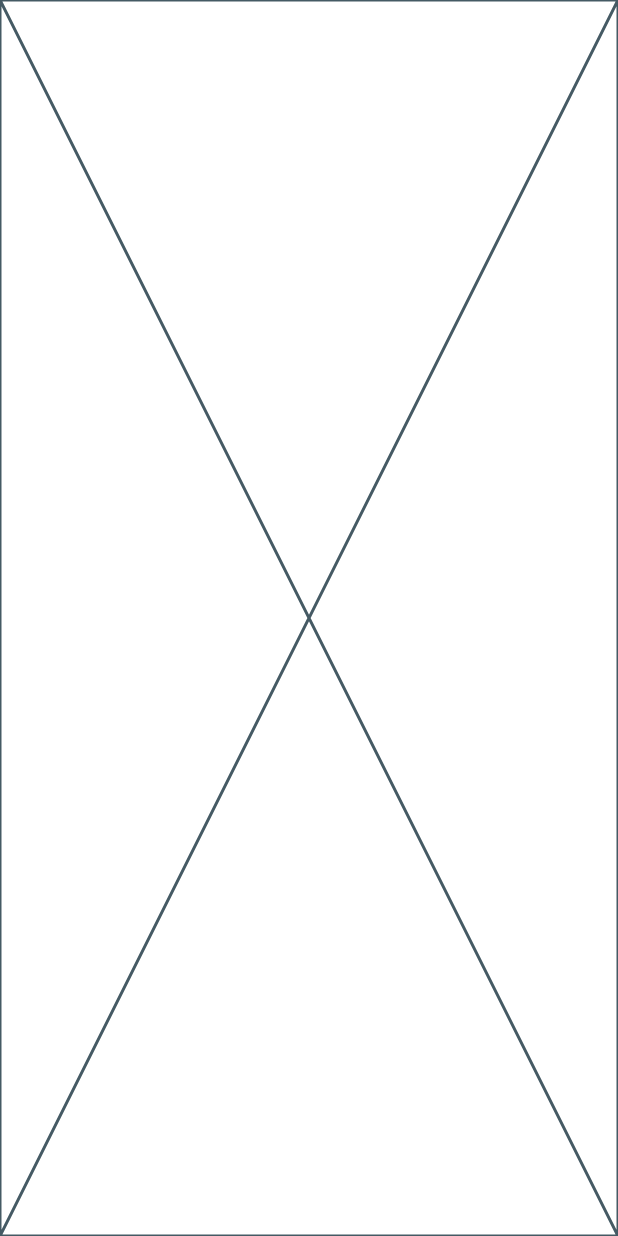
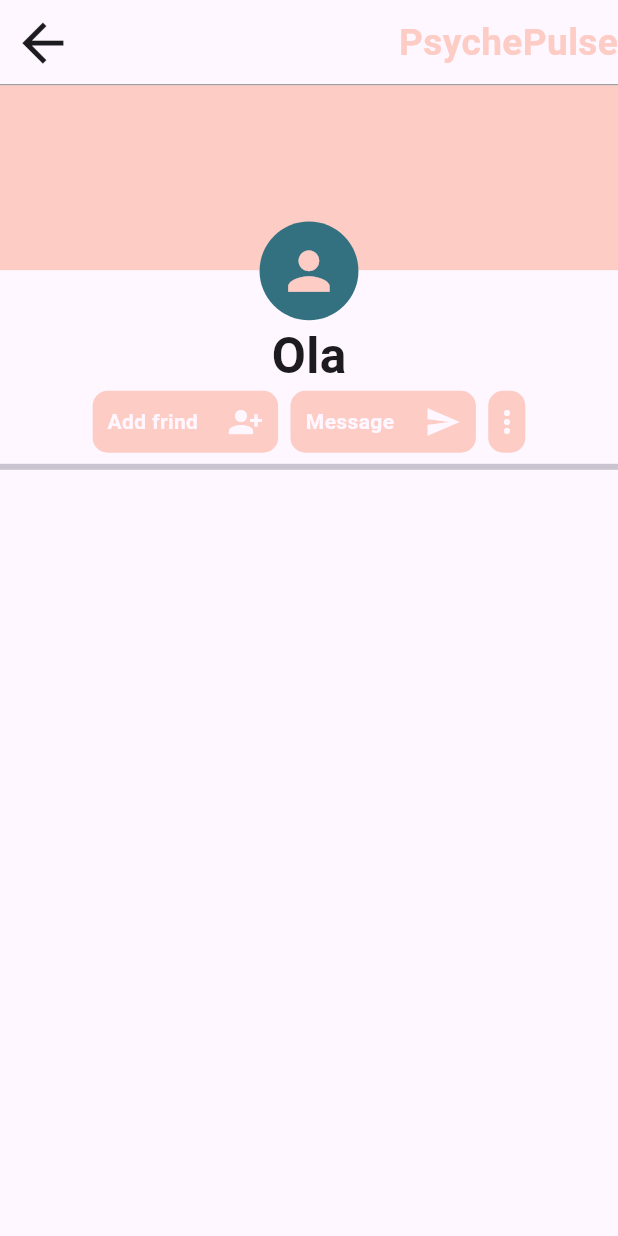
Before and after one commit to ibrahem063/psychePulse, a Flutter app: the screen it shows after launch, on a phone screen of 412 x 824 dp. Run offline on Flutter 3.47's test engine with Material 3 defaults, Android fonts, the phone set to English and light mode, and no system bars.

Commit message:
profile header

```diff
--- a/lib/main.dart
+++ b/lib/main.dart
@@ -1,5 +1,6 @@
 import 'package:flutter/material.dart';
 import 'package:psychepulse/view/screen/onboarding_screen.dart';
+import 'package:psychepulse/view/screen/profile_screen.dart';
 
 void main() {
   runApp(const MyApp());
@@ -10,8 +11,11 @@ class MyApp extends StatelessWidget {
 
   @override
   Widget build(BuildContext context) {
-    return const MaterialApp(
-      home: OnBoardingScreen(),
+    return MaterialApp(
+      theme: ThemeData(
+        primaryColor: const Color(0xfffdccc5)
+      ),
+      home: ProfileScreen(),
     );
   }
 }
--- /dev/null
+++ b/lib/view/screen/profile_screen.dart
@@ -0,0 +1,141 @@
+import 'package:flutter/material.dart';
+import 'package:psychepulse/view/widget/compoents/components.dart';
+
+class ProfileScreen extends StatelessWidget {
+  const ProfileScreen({super.key});
+
+  @override
+  Widget build(BuildContext context) {
+    ElevationOverlay.applyOverlay(
+        context, Theme.of(context).scaffoldBackgroundColor, 4);
+    return Scaffold(
+      appBar: AppBar(
+        actions: [
+          Text(
+            'PsychePulse',
+            style: TextStyle(
+                color: Theme.of(context).primaryColor,
+                fontSize: widthOrHeight0(context, 1) * 0.03,
+                fontWeight: FontWeight.bold),
+          ),
+        ],
+        leading: IconButton(
+          onPressed: () => Navigator.pop(context),
+          icon: Icon(
+            Icons.arrow_back,
+            size: widthOrHeight0(context, 1) * 0.05,
+          ),
+        ),
+      ),
+      body: Column(
+        children: [
+          Container(
+            height: widthOrHeight0(context, 0) * 0.3,
+            width: double.infinity,
+            decoration: const BoxDecoration(
+                border: Border(top: BorderSide(color: Colors.grey))),
+            child: Stack(
+              children: [
+                Column(
+                  children: [
+                    Expanded(
+                      child: Container(
+                        color: Theme.of(context).primaryColor,
+                      ),
+                    ),
+                    const Expanded(
+                      child: SizedBox(),
+                    ),
+                  ],
+                ),
+                Expanded(
+                  child: Container(
+                    alignment: Alignment.center,
+                    child: Column(
+                      children: [
+                        SizedBox(
+                          height: widthOrHeight0(context, 0) * 0.11,
+                        ),
+                        CircleAvatar(
+                          backgroundColor: const Color(0xff337180),
+                          radius: widthOrHeight0(context, 0) * 0.04,
+                          child: Icon(
+                            Icons.person,
+                            size: widthOrHeight0(context, 0) * 0.05,
+                            color: Theme.of(context).primaryColor,
+                          ),
+                        ),
+                        Text(
+                          'Ola',
+                          style: TextStyle(
+                              fontSize: widthOrHeight0(context, 0) * 0.04,
+                              fontWeight: FontWeight.bold),
+                        ),
+                        Row(
+                          mainAxisAlignment: MainAxisAlignment.center,
+                          children: [
+                            buildContainer(
+                                context,
+                                'Add frind',
+                                Icons.person_add_alt_1,
+                                widthOrHeight0(context, 1) * 0.15,
+                                widthOrHeight0(context, 0) * 0.05),
+                            SizedBox(width: widthOrHeight0(context, 1)*0.01,),
+                            buildContainer(
+                                context,
+                                'Message',
+                                Icons.send,
+                                widthOrHeight0(context, 1) * 0.15,
+                                widthOrHeight0(context, 0) * 0.05),
+                            SizedBox(width: widthOrHeight0(context, 1)*0.01,),
+                            buildContainer(
+                                context,
+                                '',
+                                Icons.more_vert,
+                                widthOrHeight0(context, 1) * 0.03,
+                                widthOrHeight0(context, 0)*0.05)
+                          ],
+                        )
+                      ],
+                    ),
+                  ),
+                ),
+              ],
+            ),
+          ),
+          const Divider(
+            thickness: 4,
+          )
+        ],
+      ),
+    );
+  }
+
+  Container buildContainer(BuildContext context, String text, IconData iconData,
+      double width, double height) {
+    return Container(
+      width: width,
+      height: height,
+      decoration: BoxDecoration(
+          color: Theme.of(context).primaryColor,
+          borderRadius: const BorderRadius.all(Radius.circular(10))),
+      child: Row(
+        mainAxisAlignment: MainAxisAlignment.spaceAround,
+        children: [
+          if (text.contains('')) ...[
+            Text(
+              text,
+              style: TextStyle(
+                  fontWeight: FontWeight.bold,
+                  color: Theme.of(context).scaffoldBackgroundColor),
+            ),
+          ],
+          Icon(
+            iconData,
+            color: Theme.of(context).scaffoldBackgroundColor,
+          )
+        ],
+      ),
+    );
+  }
+}
```
